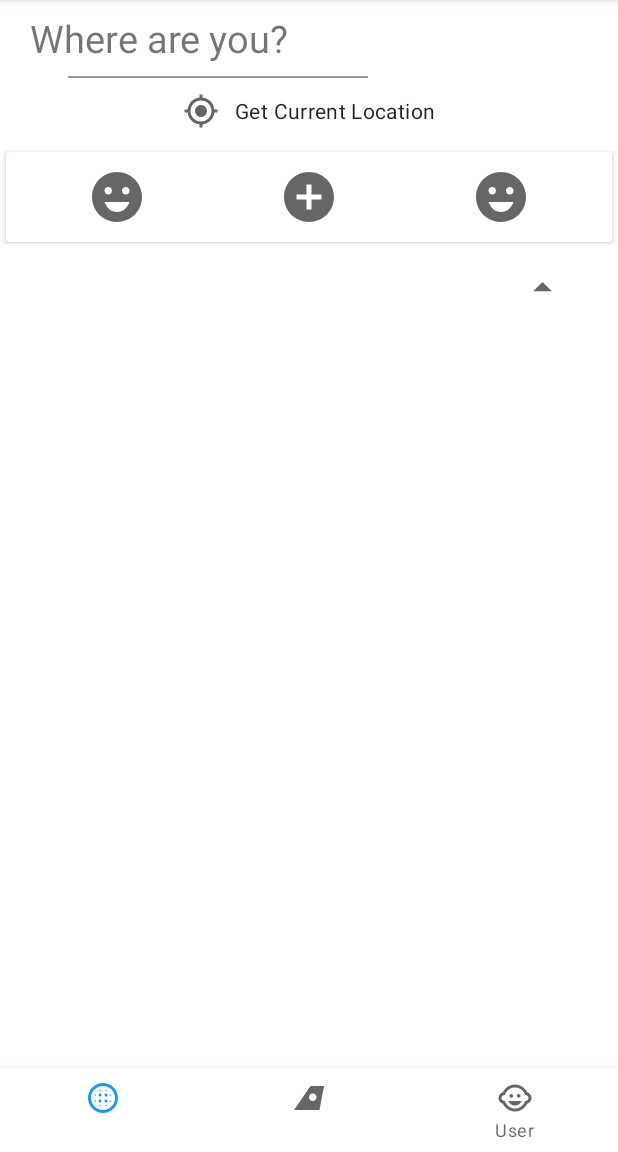
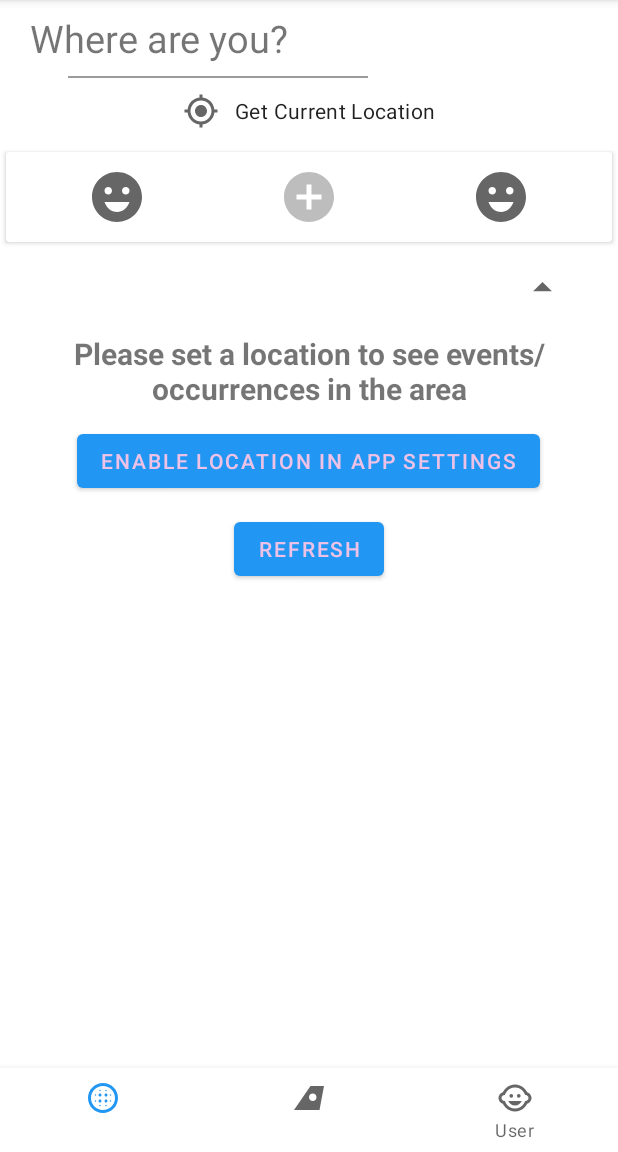
Before and after one commit to JK-IT/dewheel, an Android app: the screen it shows after launch once a user with an empty profile is signed in (MainActivity), on a phone screen of 412 x 824 dp, the part 84-1236 px from its top. Run offline under Robolectric (Android 15) with nearby library versions, the phone set to English and light mode, and no system bars; our stand-ins replace Firebase (no records; nobody signed in at launch, a user with empty details on screens opened directly), navigation-ui; 2 statements that could not run were skipped.

Commit message:
now let's rock at base

```diff
--- a/app/src/main/java/desoft/studio/dewheel/Kontrol/DataControl.kt
+++ b/app/src/main/java/desoft/studio/dewheel/Kontrol/DataControl.kt
@@ -84,8 +84,6 @@ class DataControl(@NonNull ctx : Application,@NonNull var fbuser : FirebaseUser)
 	 * make sure to check that fb user is not anonymous, aka not failed to sign up with fb server
 	 */
 	fun KF_VM_UP_USER(inusr: K_User){
-		if(fbuser.isAnonymous == false)
-		{
 		viewModelScope.launch (iodis) {
 			inusr.kid?.let {
 				userstore.document(it).set(inusr).addOnSuccessListener {
@@ -99,14 +97,13 @@ class DataControl(@NonNull ctx : Application,@NonNull var fbuser : FirebaseUser)
 			}
 		}
 	}
-	}
 
 	/**
 	* * Upload Jolly Occurrence to Database
 	*/
 	fun KF_VM_UP_JOLLY(injoname: String, injoaddr:String, injotime:Long)
 	{
-		if(fbuser.isAnonymous == false && user != null)
+		if(user != null)
 		{
 			viewModelScope.launch() {
 				Log.i(TAG, "KF_VM_UP_JOLLY: == Uploading jolly");
@@ -124,6 +121,7 @@ class DataControl(@NonNull ctx : Application,@NonNull var fbuser : FirebaseUser)
 			}
 		} else {
 			Log.e(TAG, "KF_VM_UP_JOLLY: == fbuser is anonymous ${fbuser.isAnonymous} or user is null ${user == null}");
+			jollyupload.value = false;
 		}
 	}
 
--- a/app/src/main/java/desoft/studio/dewheel/MainActivity.kt
+++ b/app/src/main/java/desoft/studio/dewheel/MainActivity.kt
@@ -53,20 +53,9 @@ class MainActivity : AppCompatActivity()
 
 		kHandler = Handler(Looper.getMainLooper());
 		conmana = getSystemService(ConnectivityManager::class.java);
-		if(CheckNETWORKconnection())
-		{
-			appCache = getSharedPreferences(getString(R.string.app_pref), Context.MODE_PRIVATE);
-
-			fbauth = FirebaseAuth.getInstance();
-			CheckUSERauthen(); //-> going back if user is null
-
-			dataFutory = DataControl.DataFactory(application, fbauth.currentUser!!);
-			dataKontrol = ViewModelProvider(this, dataFutory).get(DataControl::class.java);
-			dataKontrol.sucuload.observe(this, uploadFlagWatcher);
-			dataKontrol.jollyupload.observe(this, jollyWatcher);
-
-			SetupNavHost();
-		}
+		appCache = getSharedPreferences(getString(R.string.app_pref), Context.MODE_PRIVATE);
+		fbauth = FirebaseAuth.getInstance();
+		SetupNavHost();
 	}
 
 	/**
@@ -76,8 +65,20 @@ class MainActivity : AppCompatActivity()
 	override fun onStart()
 	{
 		super.onStart();
+		if(CheckNETWORKconnection())
+		{
+			CheckUSERauthen(); //-> going back if user is null
+			dataFutory = DataControl.DataFactory(application, fbauth.currentUser!!);
+			dataKontrol = ViewModelProvider(this, dataFutory).get(DataControl::class.java);
+			dataKontrol.sucuload.observe(this, uploadFlagWatcher);
+			dataKontrol.jollyupload.observe(this, jollyWatcher);
+		}
 		SetupDEFAULTconnectionCB();
-		if(appCache.getBoolean(KONSTANT.verified, false) == true)
+/*		Log.d(TAG, "onStart:  == User verified ${appCache.getBoolean(KONSTANT.verified, false)}");
+		Log.d(TAG, "onStart:  == User Uploaded ${appCache.getBoolean(KONSTANT.upload_flag, false)}");
+		Log.d(TAG, "onStart:  == User Gender ${appCache.getString(KONSTANT.gender, "")}");*/
+		if(appCache.getBoolean(KONSTANT.verified, false) == true &&
+				appCache.getBoolean(KONSTANT.upload_flag, false) == true)
 		{
 			dataKontrol.KF_VM_SETUP_USER(appCache.getString(KONSTANT.username, "")!!,
 													appCache.getString(KONSTANT.gender, ""),
@@ -330,6 +331,7 @@ class MainActivity : AppCompatActivity()
 		if(it) {
 			Log.i(TAG, "successfully updated user to store: ");
 			appCache.edit().apply{
+				putBoolean(KONSTANT.verified, true);
 				putBoolean(KONSTANT.upload_flag, true);
 				putLong(KONSTANT.cache_timestamp, System.currentTimeMillis());
 				apply();
@@ -337,6 +339,7 @@ class MainActivity : AppCompatActivity()
 		} else {
 			appCache.edit().apply {
 				putBoolean(KONSTANT.upload_flag, false);
+				putBoolean(KONSTANT.verified, false);
 				putLong(KONSTANT.cache_timestamp, System.currentTimeMillis());
 				apply();
 			}
@@ -351,6 +354,7 @@ class MainActivity : AppCompatActivity()
 			Toast.makeText(this, "Successful uploading the event", Toast.LENGTH_SHORT).show();
 			navContro.navigate(R.id.action_jollyCreationFragment_to_wheelFragment);
 		} else {
+			Log.e(TAG, "Jolly uploading flag: User is null or Failed to contact server", throw java.lang.RuntimeException("Check your View model if User is NUll"));
 			Toast.makeText(this, "Failed uploading the occurrence. Please try again later!!", Toast.LENGTH_SHORT).show();
 		}
 	}
--- a/app/src/main/java/desoft/studio/dewheel/WheelFragment.kt
+++ b/app/src/main/java/desoft/studio/dewheel/WheelFragment.kt
@@ -3,27 +3,27 @@ package desoft.studio.dewheel
 import android.annotation.SuppressLint
 import android.app.Activity
 import android.content.Context
+import android.content.Intent
 import android.content.SharedPreferences
 import android.content.pm.PackageManager
 import android.location.Geocoder
 import android.location.Location
+import android.net.Uri
 import android.os.Bundle
+import android.provider.Settings
 import android.text.InputType
 import android.util.Log
 import android.view.LayoutInflater
 import android.view.View
 import android.view.ViewGroup
-import android.widget.ImageView
-import android.widget.LinearLayout
-import android.widget.TextView
-import android.widget.Toast
+import android.widget.*
 import androidx.activity.result.ActivityResultLauncher
 import androidx.activity.result.IntentSenderRequest
 import androidx.activity.result.contract.ActivityResultContracts
 import androidx.core.content.ContextCompat
 import androidx.core.view.isVisible
 import androidx.fragment.app.Fragment
-import androidx.fragment.app.FragmentResultListener
+import androidx.fragment.app.FragmentContainerView
 import androidx.lifecycle.MutableLiveData
 import androidx.lifecycle.Observer
 import androidx.lifecycle.ViewModelProvider
@@ -36,6 +36,7 @@ import com.google.android.gms.tasks.CancellationTokenSource
 import com.google.android.libraries.places.api.model.AddressComponents
 import com.google.android.material.snackbar.Snackbar
 import com.google.firebase.auth.FirebaseAuth
+import com.google.firebase.auth.FirebaseUser
 import desoft.studio.dewheel.Kontrol.DataControl
 import desoft.studio.dewheel.kata.Kadress
 import desoft.studio.dewheel.katic.KONSTANT
@@ -51,10 +52,12 @@ class WheelFragment : Fragment()
 	private lateinit var locationLiveDat: MutableLiveData<Kadress>;
 	private lateinit var appcache : SharedPreferences;
 
-
 	private val locationPermLauncher: ActivityResultLauncher<Array<String>> = GetLOCATIONpermissionCB();
 	private val coar_perm = android.Manifest.permission.ACCESS_COARSE_LOCATION;
 	private val fine_perm = android.Manifest.permission.ACCESS_FINE_LOCATION;
+	private var locationPermCheckFlag : Boolean = false;
+	private lateinit var locationPromptView : LinearLayout;
+	private lateinit var locationEnableSettings : Button;
 	private lateinit var fulocation : FusedLocationProviderClient;
 	private lateinit var lowPowerQuest : LocationRequest;
 	private lateinit var accuQuest : LocationRequest;
@@ -70,9 +73,11 @@ class WheelFragment : Fragment()
 
 	private lateinit var hideViewBtn : ImageView;
 	private lateinit var locationCopy : TextView;
-
 	private lateinit var addBtn : ImageView;
 
+	private lateinit var wheelFragBox : FragmentContainerView;
+
+	private var fbuser : FirebaseUser? = null;
 
 	private val cancelTokSrc : CancellationTokenSource = CancellationTokenSource();
 
@@ -105,6 +110,8 @@ class WheelFragment : Fragment()
 			fastestInterval = 7000;
 		}!!
 		locationPickFrag = LocationPickFragment(requireActivity());
+
+		fbuser = FirebaseAuth.getInstance().currentUser;
 	}
 
 	override fun onCreateView(inflater: LayoutInflater, container: ViewGroup?,
@@ -112,17 +119,17 @@ class WheelFragment : Fragment()
 	{
 		// Inflate the layout for this fragment
 		var v = inflater.inflate(R.layout.frag_wheel, container, false);
+		locationEnableSettings = v.findViewById(R.id.wheel_location_setting_btn);
 		locationHead = v.findViewById(R.id.wheel_location_head);
 		locationText = v.findViewById(R.id.wheel_location_tedit);
 		getCurrLocationBtn = v.findViewById(R.id.wheel_get_current_location);
 		hideViewBtn = v.findViewById(R.id.wheel_hide_view_btn);
 		locationCopy = v.findViewById(R.id.wheel_location_copy);
 		addBtn = v.findViewById(R.id.wheel_add_btn);
-
+		locationPromptView = v.findViewById(R.id.wheel_location_prompt_view);
+		wheelFragBox = v.findViewById(R.id.wheel_frag_box);
 		return v;
 	}
-
-
 
 	/**
 	 * Register FRAGMENT MANAGER FOR RECEIVING PICKED LOCATION
@@ -130,17 +137,7 @@ class WheelFragment : Fragment()
 	override fun onViewCreated(view: View, savedInstanceState: Bundle?)
 	{
 		KF_SETUP_VIEWS();
-		childFragmentManager.setFragmentResultListener(locationQuestKey, this, object : FragmentResultListener{
-			override fun onFragmentResult(requestKey : String, result : Bundle) {
-				if(requestKey.contentEquals(locationQuestKey)){
-					var addrlst = geocoder.getFromLocation(result.getDouble(placesLati)!!, result.getDouble(placesLongi)!!,1 );
-					if(addrlst.isNotEmpty()) {
-						Log.d(TAG, "onFragmentResult: = this location $addrlst[0]");
-					}
-				}
-			}
-		})
-		CheckLOCATIONperm();
+
 	}
 	private fun KF_SETUP_VIEWS() {
 		//_ location display name
@@ -151,7 +148,12 @@ class WheelFragment : Fragment()
 		}
 		//_ get current location btn
 		getCurrLocationBtn.setOnClickListener{
+			if(locationPermCheckFlag)
+			{
 				KF_FRESHlocation();
+			} else {
+				locationPermLauncher.launch(arrayOf(coar_perm, fine_perm));
+			}
 		}
 		// _ hiding view button
 		hideViewBtn.setOnClickListener {
@@ -167,6 +169,11 @@ class WheelFragment : Fragment()
 			}
 		}
 		// adding occurrence btn, the view must be in a navhost to get nav controller
+		if(fbuser?.isAnonymous == true || appcache.getBoolean(KONSTANT.upload_flag, false) == false)
+		{
+			addBtn.isEnabled = false;
+		} else
+		{
 			addBtn.setOnClickListener {
 				if( ! appcache.getString(KONSTANT.lati_flag, "").isNullOrBlank()){
 					var bund: Bundle = Bundle();
@@ -185,6 +192,12 @@ class WheelFragment : Fragment()
 				}
 			}
 		}
+		//_ location settings button -> go to per settings
+		locationEnableSettings.setOnClickListener {
+			var seti = Intent(Settings.ACTION_APPLICATION_DETAILS_SETTINGS, Uri.fromParts("package", requireActivity().packageName, null));
+			startActivity(seti);
+		}
+	}
 
 	/**
 	* * Good places to adding observer or listener callback
@@ -192,6 +205,11 @@ class WheelFragment : Fragment()
 	*/
 	override fun onStart() {
 		super.onStart();
+		CheckLOCATIONperm();
+		if(locationPermCheckFlag && currLocation == null)
+		{
+			KF_ESTIMATE_LOCATION();
+		}
 		locationLiveDat.observe(requireActivity(), locationWatcher);
 	}
 
@@ -204,18 +222,19 @@ class WheelFragment : Fragment()
 	//#region LOCATION REGION
 	/**
 	 * location permission requesting
-	 * Failed == start permission launcher
+	 * Failed == show the location prompt view that tell users to pick a location
 	 */
 	private fun CheckLOCATIONperm()
 	{
 		if(ContextCompat.checkSelfPermission(requireContext(), coar_perm) == PackageManager.PERMISSION_GRANTED
 			&& ContextCompat.checkSelfPermission(requireContext(), fine_perm) == PackageManager.PERMISSION_GRANTED)
 		{
-			// start things
-			KF_LOCATIONgranted();
+			locationPermCheckFlag = true;
 		} else
 		{
-			locationPermLauncher.launch(arrayOf(coar_perm, fine_perm));
+			locationPermCheckFlag = false;
+			locationPromptView.visibility = View.VISIBLE;
+			wheelFragBox.visibility = View.GONE;
 		}
 	}
 	/**
@@ -231,18 +250,14 @@ class WheelFragment : Fragment()
 			}
 			if(resu == true){
 				// getting location request
-				KF_LOCATIONgranted();
+				locationPermCheckFlag = true;
+				KF_FRESHlocation();
 			} else{
-				// show up fragment, that require permission
+				locationPermCheckFlag = false;
+				locationPromptView.visibility = View.VISIBLE;
+				wheelFragBox.visibility = View.GONE;
 			}
 		})
-	}
-	/**
-	 * common things to do when location permission granted
-	 */
-	private fun KF_LOCATIONgranted()
-	{
-		KF_ESTIMATE_LOCATION();
 	}
 
 	@SuppressLint("MissingPermission")
@@ -362,7 +377,8 @@ class WheelFragment : Fragment()
 	/**
 	* ?REGISTER OBSERVER FOR LOCATION CHANGING
 	 * set up location text display N copy text view
-	 * refrest from database event at that location
+	 * saving region to appcache
+	 * get jollies from database at that location
 	*/
 	private val locationWatcher = Observer<Kadress>(){
 		if(it.neighbor != null )
@@ -383,8 +399,9 @@ class WheelFragment : Fragment()
 			putString(KONSTANT.lati_flag, it.lati.toString());
 			putString(KONSTANT.logi_flag, it.longi.toString());
 			putLong(KONSTANT.cache_timestamp, System.currentTimeMillis());
-			apply();
+			commit();
 		}
+		KF_GET_JOLLIES_ON_AREA();
 	}
 	//#endregion
 
@@ -394,7 +411,6 @@ class WheelFragment : Fragment()
 		lifecycleScope.launch {
 			when(resu){
 				is LocationResultContainer.Success ->{
-
 					var addlatlon = resu.latlng;
 					var kadd = Kadress();
 					for(comp in resu.addcompo.asList()){
@@ -409,7 +425,6 @@ class WheelFragment : Fragment()
 					kadd.lati = addlatlon.latitude;
 					kadd.longi = addlatlon.longitude;
 					locationLiveDat.value = kadd;
-					// TODO: refreshing event from server after location update
 				}
 				is LocationResultContainer.Error -> {
 					Log.e(TAG,"KF_PICKED_PLACES_RETURN: = Error on Picking up the places ${resu.code} - ${resu.msg}");
@@ -427,6 +442,15 @@ class WheelFragment : Fragment()
 		data class Error(var msg:String?, var code:String?, var extra: Any?): LocationResultContainer()
 	}
 
+	/**
+	* ! --- CALLING VIEW MODEL TO GET DATA WHEN LOCATION IS AVAILABLE
+	 * showing error view if there is error
+	 * showing result as list
+	*/
+	private fun KF_GET_JOLLIES_ON_AREA()
+	{
+		Log.d(TAG, "KF_GET_JOLLIES_ON_AREA: >>>=== GETTING JOLLIES REFRESH AT ${appcache.getString(KONSTANT.region_flag, "")}");
+	}
 
 	companion object {
 		const val locationQuestKey : String = "LOCATION REQUEST KEY";
--- a/app/src/main/res/layout/frag_wheel.xml
+++ b/app/src/main/res/layout/frag_wheel.xml
@@ -165,15 +165,52 @@
             </FrameLayout>
         </LinearLayout>
 
-        <androidx.recyclerview.widget.RecyclerView
+        <LinearLayout
+            android:id="@+id/wheel_location_prompt_view"
+            android:orientation="vertical"
             app:layout_constraintTop_toBottomOf="@id/wheel_header_ctrl"
             app:layout_constraintStart_toStartOf="parent"
             app:layout_constraintEnd_toEndOf="parent"
-            android:layout_marginVertical="10dp"
-            android:padding="5dp"
+            app:layout_constraintBottom_toBottomOf="parent"
             android:layout_width="match_parent"
             android:layout_height="match_parent">
-        </androidx.recyclerview.widget.RecyclerView>
+
+            <TextView
+                android:text="Please set a location to see events/occurrences in the area"
+                android:gravity="center"
+                android:layout_gravity="center"
+                android:textSize="@dimen/medText"
+                android:textStyle="bold"
+                android:paddingHorizontal="10dp"
+                android:layout_marginVertical="5dp"
+                android:layout_width="wrap_content"
+                android:layout_height="wrap_content"/>
+
+            <Button
+                android:id="@+id/wheel_location_setting_btn"
+                android:text="Enable location in app settings"
+                android:layout_gravity="center"
+                android:gravity="center"
+                android:layout_marginVertical="5dp"
+                android:layout_width="wrap_content"
+                android:layout_height="wrap_content"/>
+            <Button
+                android:id="@+id/wheel_refresh_on_location_btn"
+                android:text="Refresh"
+                android:layout_gravity="center"
+                android:layout_marginVertical="5dp"
+                android:layout_width="wrap_content"
+                android:layout_height="wrap_content"/>
+        </LinearLayout>
+        <androidx.fragment.app.FragmentContainerView
+            android:id="@+id/wheel_frag_box"
+            android:visibility="gone"
+            app:layout_constraintTop_toBottomOf="@id/wheel_header_ctrl"
+            app:layout_constraintStart_toStartOf="parent"
+            app:layout_constraintEnd_toEndOf="parent"
+            app:layout_constraintBottom_toBottomOf="parent"
+            android:layout_width="match_parent"
+            android:layout_height="match_parent"/>
 
     </androidx.constraintlayout.widget.ConstraintLayout>
 </ScrollView>
```
Also changed, not shown: app/src/main/java/desoft/studio/dewheel/UserFragment.kt (+11 -18 lines). Lines whose indentation alone changed are shown as unchanged.
